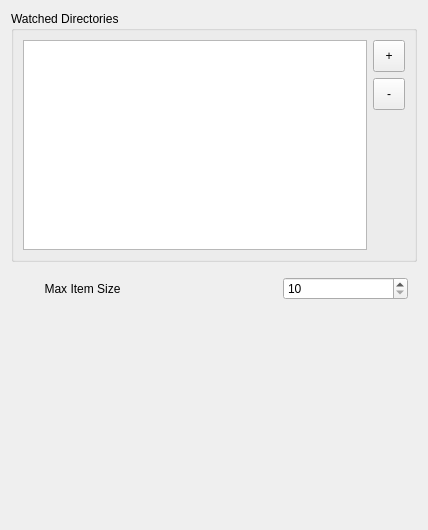
The window that widgets/smartdirsettingwidget.ui (SeptemberHX/dde-smart-dir) describes before a commit, drawn with Qt 5.
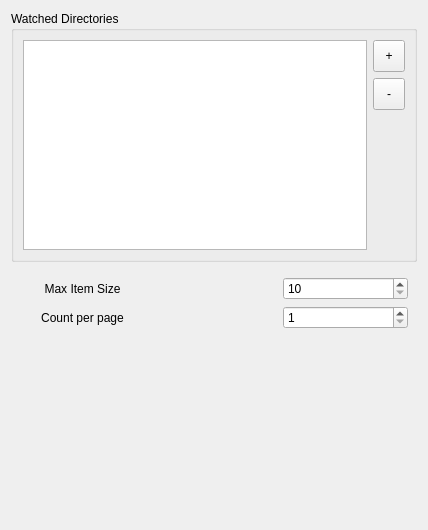
The same window after the commit.

Commit message: add settings for item count per page

```diff
--- a/widgets/smartdirsettingwidget.ui
+++ b/widgets/smartdirsettingwidget.ui
@@ -149,7 +149,7 @@
           </property>
          </widget>
         </item>
-        <item row="1" column="0">
+        <item row="2" column="0">
          <spacer name="verticalSpacer_2">
           <property name="orientation">
            <enum>Qt::Vertical</enum>
@@ -162,6 +162,26 @@
           </property>
          </spacer>
         </item>
+        <item row="1" column="0">
+         <widget class="QLabel" name="label_3">
+          <property name="text">
+           <string>Count per page</string>
+          </property>
+          <property name="alignment">
+           <set>Qt::AlignCenter</set>
+          </property>
+         </widget>
+        </item>
+        <item row="1" column="2">
+         <widget class="QSpinBox" name="countPerPageSpinBox">
+          <property name="minimum">
+           <number>1</number>
+          </property>
+          <property name="maximum">
+           <number>10</number>
+          </property>
+         </widget>
+        </item>
        </layout>
       </item>
      </layout>
```
The commit also changes 4 other files.
